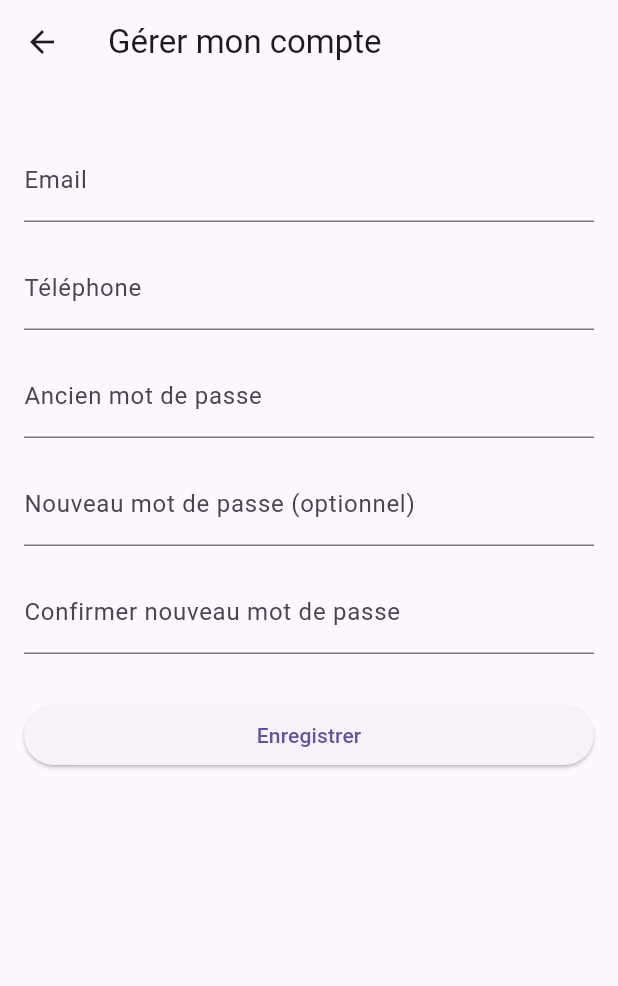
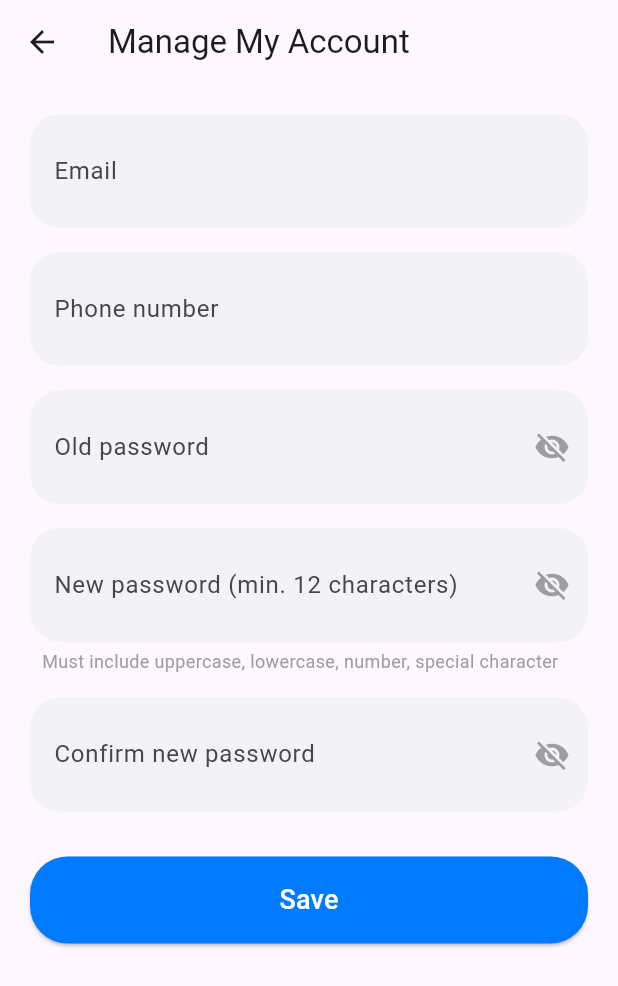
Before and after one commit to SalmaSAGH/YALMA, a Flutter app: the ManageAccountPage screen opened directly, on a phone screen of 412 x 824 dp. Shown: the top 986 px of the screen. Run offline on Flutter 3.47's test engine with Material 3 defaults, Android fonts, the phone set to English and light mode, and no system bars; our stand-ins replace barcode_widget, country_code_picker, flutter_typeahead, geolocator, google_maps_flutter, shared_preferences; accounts and stored records are empty.

Commit message:
update ManageAccountPage with modern design and English localization

```diff
--- a/lib/screens/manage_account_page.dart
+++ b/lib/screens/manage_account_page.dart
@@ -17,6 +17,10 @@ class _ManageAccountPageState extends State<ManageAccountPage> {
   final _newPasswordController = TextEditingController();
   final _confirmPasswordController = TextEditingController();
 
+  bool _obscureOld = true;
+  bool _obscureNew = true;
+  bool _obscureConfirm = true;
+
   User? _currentUser;
 
   @override
@@ -33,12 +37,9 @@ class _ManageAccountPageState extends State<ManageAccountPage> {
         _emailController.text = user.email;
         _phoneController.text = user.phone;
       });
-    } else {
-      debugPrint("Aucun utilisateur actuellement connecté !");
     }
   }
 
-  // 🔐 Vérification de la complexité du mot de passe
   bool _isStrongPassword(String password) {
     final hasMinLength = password.length >= 12;
     final hasUppercase = password.contains(RegExp(r'[A-Z]'));
@@ -56,7 +57,7 @@ class _ManageAccountPageState extends State<ManageAccountPage> {
 
     if (oldPwdInput != storedPwd) {
       ScaffoldMessenger.of(context).showSnackBar(
-        const SnackBar(content: Text('Ancien mot de passe incorrect')),
+        const SnackBar(content: Text('Incorrect old password')),
       );
       return;
     }
@@ -64,16 +65,18 @@ class _ManageAccountPageState extends State<ManageAccountPage> {
     if (_newPasswordController.text.isNotEmpty) {
       if (!_isStrongPassword(_newPasswordController.text)) {
         ScaffoldMessenger.of(context).showSnackBar(
-          const SnackBar(content: Text(
-              'Le mot de passe doit contenir au moins 12 caractères, avec majuscules, minuscules, chiffres et symboles.'
-          )),
+          const SnackBar(
+            content: Text(
+              'Password must be at least 12 characters long and include uppercase, lowercase, numbers, and special characters.',
+            ),
+          ),
         );
         return;
       }
 
       if (_newPasswordController.text != _confirmPasswordController.text) {
         ScaffoldMessenger.of(context).showSnackBar(
-          const SnackBar(content: Text('Les nouveaux mots de passe ne correspondent pas')),
+          const SnackBar(content: Text('New passwords do not match')),
         );
         return;
       }
@@ -92,24 +95,62 @@ class _ManageAccountPageState extends State<ManageAccountPage> {
     try {
       await LocalStorageService.updateCurrentUser(updatedUser);
       ScaffoldMessenger.of(context).showSnackBar(
-        const SnackBar(content: Text('Compte mis à jour avec succès')),
+        const SnackBar(content: Text('Account updated successfully')),
       );
       Navigator.pop(context);
     } catch (e) {
       ScaffoldMessenger.of(context).showSnackBar(
-        SnackBar(content: Text('Erreur : $e')),
+        SnackBar(content: Text('Error: $e')),
       );
     }
   }
 
-  @override
-  void dispose() {
-    _emailController.dispose();
-    _phoneController.dispose();
-    _oldPasswordController.dispose();
-    _newPasswordController.dispose();
-    _confirmPasswordController.dispose();
-    super.dispose();
+  Widget _buildTextField({
+    required TextEditingController controller,
+    required String label,
+    bool obscure = false,
+    VoidCallback? toggleObscure,
+    String? helperText,
+  }) {
+    return Column(
+      crossAxisAlignment: CrossAxisAlignment.start,
+      children: [
+        Container(
+          decoration: BoxDecoration(
+            color: const Color(0xFFF2F2F7),
+            borderRadius: BorderRadius.circular(20),
+          ),
+          child: TextFormField(
+            controller: controller,
+            obscureText: obscure,
+            decoration: InputDecoration(
+              labelText: label,
+              border: InputBorder.none,
+              contentPadding: const EdgeInsets.symmetric(horizontal: 16, vertical: 18),
+              floatingLabelBehavior: FloatingLabelBehavior.never,
+              suffixIcon: toggleObscure != null
+                  ? IconButton(
+                icon: Icon(
+                  obscure ? Icons.visibility_off : Icons.visibility,
+                  color: Colors.grey,
+                ),
+                onPressed: toggleObscure,
+              )
+                  : null,
+            ),
+            validator: (value) => value == null || value.isEmpty ? 'Required field' : null,
+          ),
+        ),
+        if (helperText != null)
+          Padding(
+            padding: const EdgeInsets.only(top: 4, left: 8),
+            child: Text(
+              helperText,
+              style: const TextStyle(fontSize: 12, color: Colors.grey),
+            ),
+          ),
+      ],
+    );
   }
 
   @override
@@ -119,51 +160,58 @@ class _ManageAccountPageState extends State<ManageAccountPage> {
     }
 
     return Scaffold(
-      appBar: AppBar(title: const Text("Gérer mon compte")),
+      appBar: AppBar(title: const Text("Manage My Account")),
       body: Padding(
-        padding: const EdgeInsets.all(16),
+        padding: const EdgeInsets.all(20),
         child: Form(
           key: _formKey,
           child: ListView(
             children: [
-              const SizedBox(height: 20),
-              TextFormField(
+              _buildTextField(
                 controller: _emailController,
-                decoration: const InputDecoration(labelText: 'Email'),
-                validator: (value) =>
-                value == null || value.isEmpty ? 'Veuillez entrer un email' : null,
+                label: 'Email',
               ),
               const SizedBox(height: 16),
-              TextFormField(
+              _buildTextField(
                 controller: _phoneController,
-                decoration: const InputDecoration(labelText: 'Téléphone'),
-                validator: (value) =>
-                value == null || value.isEmpty ? 'Veuillez entrer un numéro' : null,
+                label: 'Phone number',
               ),
               const SizedBox(height: 16),
-              TextFormField(
+              _buildTextField(
                 controller: _oldPasswordController,
-                obscureText: true,
-                decoration: const InputDecoration(labelText: 'Ancien mot de passe'),
-                validator: (value) =>
-                value == null || value.isEmpty ? 'Obligatoire pour modifier' : null,
+                label: 'Old password',
+                obscure: _obscureOld,
+                toggleObscure: () => setState(() => _obscureOld = !_obscureOld),
               ),
               const SizedBox(height: 16),
-              TextFormField(
+              _buildTextField(
                 controller: _newPasswordController,
-                obscureText: true,
-                decoration: const InputDecoration(labelText: 'Nouveau mot de passe (optionnel)'),
+                label: 'New password (min. 12 characters)',
+                obscure: _obscureNew,
+                toggleObscure: () => setState(() => _obscureNew = !_obscureNew),
+                helperText: 'Must include uppercase, lowercase, number, special character',
               ),
               const SizedBox(height: 16),
-              TextFormField(
+              _buildTextField(
                 controller: _confirmPasswordController,
-                obscureText: true,
-                decoration: const InputDecoration(labelText: 'Confirmer nouveau mot de passe'),
+                label: 'Confirm new password',
+                obscure: _obscureConfirm,
+                toggleObscure: () => setState(() => _obscureConfirm = !_obscureConfirm),
               ),
               const SizedBox(height: 30),
               ElevatedButton(
+                style: ElevatedButton.styleFrom(
+                  backgroundColor: const Color(0xFF007AFF),
+                  shape: RoundedRectangleBorder(
+                    borderRadius: BorderRadius.circular(25),
+                  ),
+                  padding: const EdgeInsets.symmetric(vertical: 16),
+                ),
                 onPressed: _updateAccount,
-                child: const Text('Enregistrer'),
+                child: const Text(
+                  'Save',
+                  style: TextStyle(fontSize: 18, color: Colors.white),
+                ),
               ),
             ],
           ),
```
